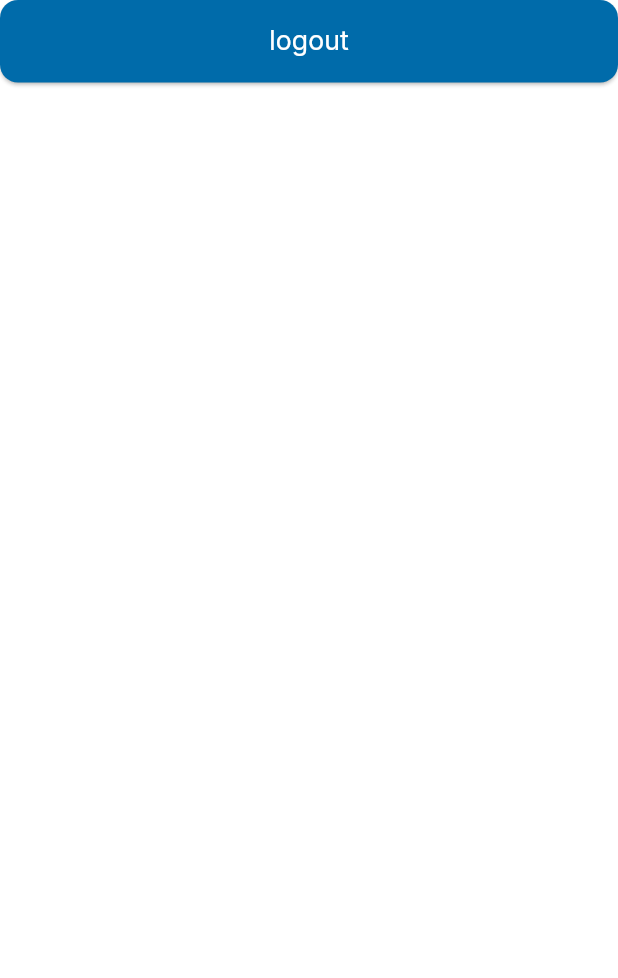
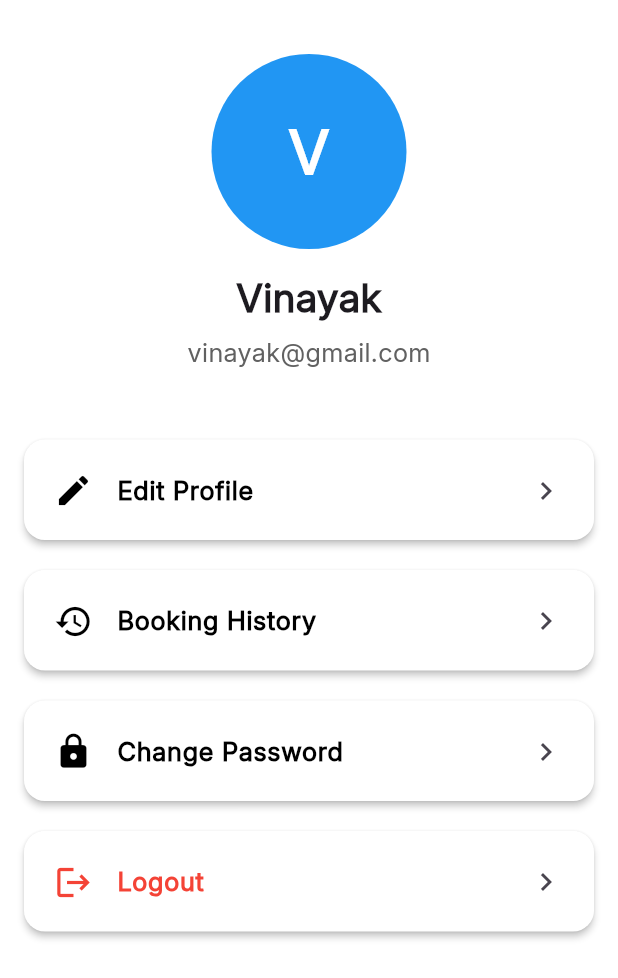
Before and after one commit to vinayakstha/Ghar-Care, a Flutter app: the ProfileScreen screen opened directly, on a phone screen of 412 x 824 dp. Shown: the top 978 px of the screen. Run offline on Flutter 3.47's test engine with Material 3 defaults, Android fonts, the phone set to English and light mode, and no system bars; our stand-ins replace connectivity_plus, dartz, dio, equatable, flutter_riverpod, flutter_secure_storage and 4 more; missing offline and left inert: dio_smart_retry; accounts and stored records are empty.

Commit message:
profile screen ui

```diff
--- a/lib/features/dashboard/presentation/pages/bottom_screens/profile_screen.dart
+++ b/lib/features/dashboard/presentation/pages/bottom_screens/profile_screen.dart
@@ -1,6 +1,5 @@
 import 'package:flutter/material.dart';
 import 'package:flutter_riverpod/flutter_riverpod.dart';
-import 'package:ghar_care/core/widgets/my_button.dart';
 
 class ProfileScreen extends ConsumerStatefulWidget {
   const ProfileScreen({super.key});
@@ -10,11 +9,127 @@ class ProfileScreen extends ConsumerStatefulWidget {
 }
 
 class _ProfileScreenState extends ConsumerState<ProfileScreen> {
+  // Mock user data (replace with provider data)
+  final String username = "Vinayak";
+  final String email = "vinayak@gmail.com";
+
   @override
   Widget build(BuildContext context) {
-    return Scaffold(
-      body: SafeArea(
-        child: MyButton(text: "logout", onPressed: () {}),
+    final String initial = username.isNotEmpty
+        ? username[0].toUpperCase()
+        : "?";
+
+    return SafeArea(
+      child: Scaffold(
+        // appBar: AppBar(title: const Text("Profile"), centerTitle: true),
+        backgroundColor: Colors.white,
+        body: Padding(
+          padding: const EdgeInsets.all(16),
+          child: Column(
+            children: [
+              const SizedBox(height: 20),
+
+              // Profile Avatar
+              CircleAvatar(
+                radius: 65,
+                backgroundColor: Colors.blue,
+                child: Text(
+                  initial,
+                  style: const TextStyle(
+                    fontSize: 40,
+                    color: Colors.white,
+                    fontWeight: FontWeight.bold,
+                  ),
+                ),
+              ),
+
+              const SizedBox(height: 14),
+
+              // Username (bigger & bolder)
+              Text(
+                username,
+                style: const TextStyle(
+                  fontSize: 26,
+                  fontWeight: FontWeight.w800,
+                ),
+              ),
+
+              const SizedBox(height: 6),
+
+              // Email (bigger)
+              Text(
+                email,
+                style: TextStyle(
+                  fontSize: 17,
+                  color: Colors.grey[700],
+                  fontWeight: FontWeight.w500,
+                ),
+              ),
+
+              const SizedBox(height: 36),
+
+              // Options
+              _profileTile(
+                icon: Icons.edit,
+                title: "Edit Profile",
+                onTap: () {},
+              ),
+
+              _profileTile(
+                icon: Icons.history,
+                title: "Booking History",
+                onTap: () {},
+              ),
+
+              _profileTile(
+                icon: Icons.lock,
+                title: "Change Password",
+                onTap: () {},
+              ),
+
+              _profileTile(
+                icon: Icons.logout,
+                title: "Logout",
+                color: Colors.red,
+                onTap: () {},
+              ),
+            ],
+          ),
+        ),
+      ),
+    );
+  }
+
+  Widget _profileTile({
+    required IconData icon,
+    required String title,
+    Color? color,
+    required VoidCallback onTap,
+  }) {
+    return Card(
+      color: Colors.white,
+      elevation: 2,
+      margin: const EdgeInsets.symmetric(vertical: 10),
+      shape: RoundedRectangleBorder(borderRadius: BorderRadius.circular(14)),
+      child: SizedBox(
+        height: 67,
+        child: ListTile(
+          contentPadding: const EdgeInsets.symmetric(
+            horizontal: 20,
+            vertical: 6,
+          ),
+          leading: Icon(icon, size: 26, color: color ?? Colors.black),
+          title: Text(
+            title,
+            style: TextStyle(
+              fontSize: 17,
+              fontWeight: FontWeight.w600,
+              color: color ?? Colors.black,
+            ),
+          ),
+          trailing: const Icon(Icons.chevron_right),
+          onTap: onTap,
+        ),
       ),
     );
   }
```
